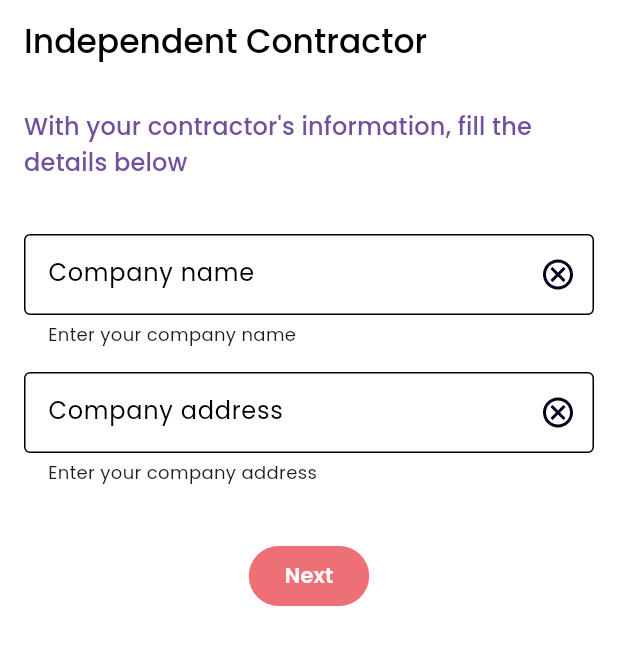
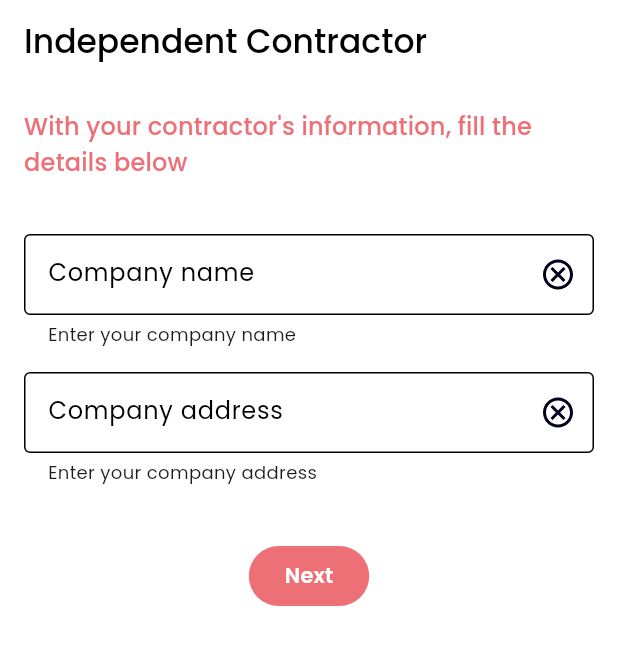
Before and after one commit to theolm/ambush-app, a Flutter app: the screen it shows after launch, after a tap on "Set my info", on a phone screen of 412 x 824 dp. Shown: the top 645 px of the screen. Run offline on Flutter 3.47's test engine with Material 2 defaults, Android fonts, the phone set to English and light mode, and no system bars; drawn by our look-alikes of dynamic_color; our stand-ins replace auto_route, flutter_mobx, flutter_svg, flutter_svg_provider, get_it, hive and 6 more; missing offline and left inert: universal_html; accounts and stored records are empty; generated files the repository leaves out were written again.

Commit message:
Fixing colors

```diff
--- a/lib/src/designsystem/buttons.dart
+++ b/lib/src/designsystem/buttons.dart
@@ -32,6 +32,13 @@ class SecondaryButton extends StatelessWidget {
   @override
   Widget build(BuildContext context) {
     return OutlinedButton(
+      style: ButtonStyle(
+        side: MaterialStateProperty.all(
+          BorderSide(
+            color: Theme.of(context).colorScheme.primary,
+          ),
+        ),
+      ),
       onPressed: onPressed,
       child: Text(text),
     );
--- a/lib/src/presentation/onboarding/onboarding_page.dart
+++ b/lib/src/presentation/onboarding/onboarding_page.dart
@@ -31,13 +31,13 @@ class OnBoardingPage extends StatelessWidget {
               Text(
                 'Do you want to set your information now?',
                 style: textTheme.headlineSmall?.copyWith(
-                    color: colors.tertiary, fontWeight: FontWeight.bold),
+                    color: colors.primary, fontWeight: FontWeight.bold),
                 textAlign: TextAlign.center,
               ),
               const SizedBox(height: 16),
               Text(
                 'It may speed up your invoice generation.',
-                style: textTheme.bodyMedium?.copyWith(color: colors.tertiary),
+                style: textTheme.bodyMedium,
                 textAlign: TextAlign.center,
               ),
               const SizedBox(height: 36),
--- a/lib/src/presentation/settings/base_settings_page.dart
+++ b/lib/src/presentation/settings/base_settings_page.dart
@@ -39,7 +39,7 @@ class BaseSettingsPage extends StatelessWidget {
               child: Text(
                 infoText!,
                 style: textTheme.titleMedium?.copyWith(
-                  color: colorScheme.tertiary,
+                  color: colorScheme.primary,
                 ),
               ),
             ),
```
Also changed, not shown: lib/src/presentation/settings/service/service_info_viewmodel.dart (+3 -4 lines).
